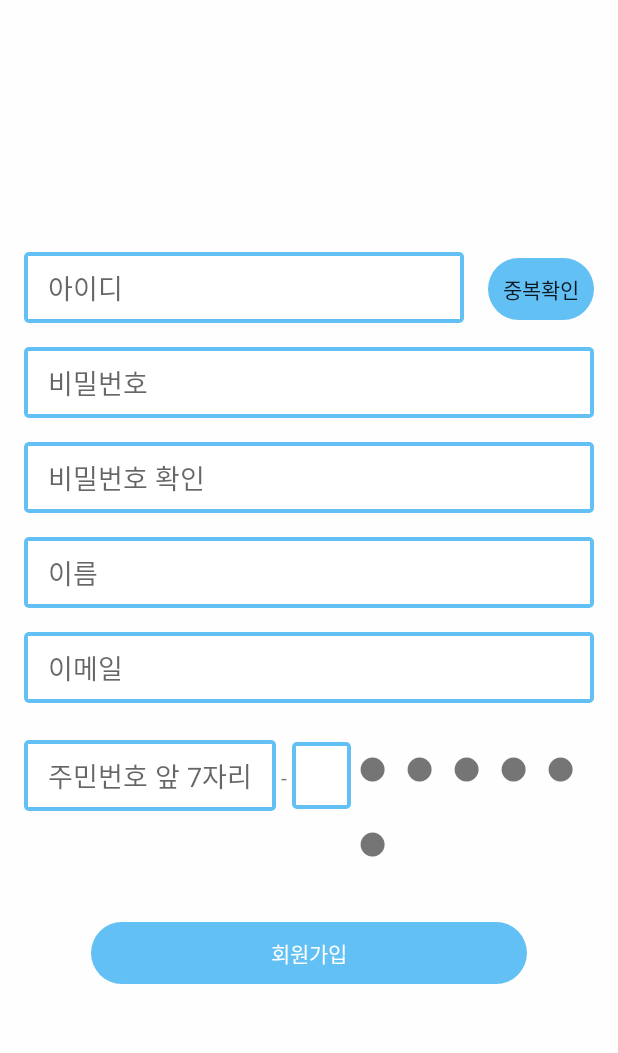
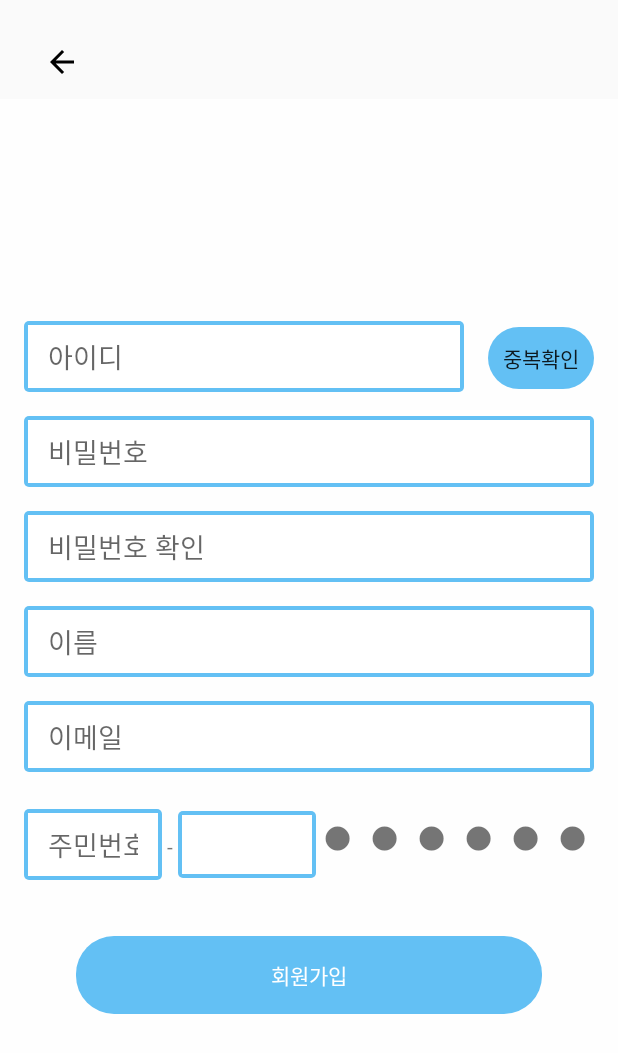
Before and after one commit to wnsdn00/DodamDodam, an Android app: the RegisterActivity screen opened directly, with no data from a screen before it, on a phone screen of 412 x 824 dp. Shown: the top 1053 px of the screen. Run offline under Robolectric (Android 15) with nearby library versions, the phone set to English and light mode, and no system bars.

Commit message:
commit add message

```diff
--- a/app/build.gradle.kts
+++ b/app/build.gradle.kts
@@ -21,7 +21,7 @@ android {
         enable = true
     }
 
-    buildFeatures{
+    buildFeatures {
         dataBinding = true
     }
 
@@ -62,6 +62,8 @@ dependencies {
     implementation(libs.androidx.activity)
     implementation(libs.androidx.constraintlayout)
     implementation (libs.circleimageview)
+    implementation(libs.firebase.auth.ktx)
+    implementation(libs.firebase.database.ktx)
     testImplementation(libs.junit)
     androidTestImplementation(libs.androidx.junit)
     androidTestImplementation(libs.androidx.espresso.core)
--- a/app/src/main/java/com/explorit/dodamdodam/RegisterActivity.kt
+++ b/app/src/main/java/com/explorit/dodamdodam/RegisterActivity.kt
@@ -1,11 +1,21 @@
 package com.explorit.dodamdodam
 
+import android.os.Bundle
+import android.view.View
+import android.widget.ImageButton
 import androidx.appcompat.app.AppCompatActivity
-import android.os.Bundle
+
 
 class RegisterActivity : AppCompatActivity() {
+
     override fun onCreate(savedInstanceState: Bundle?) {
         super.onCreate(savedInstanceState)
         setContentView(R.layout.activity_register)
+
+        val backButton = findViewById<ImageButton>(R.id.back)
+        backButton.setOnClickListener{
+
+            finish()
+        }
     }
 }
--- a/app/src/main/res/layout/activity_register.xml
+++ b/app/src/main/res/layout/activity_register.xml
@@ -4,32 +4,39 @@
     xmlns:tools="http://schemas.android.com/tools"
     android:layout_width="match_parent"
     android:layout_height="match_parent"
-    tools:context=".LoginActivity">
+    tools:context=".RegisterActivity">
 
+    <ImageButton
+        android:id="@+id/back"
+        android:layout_width="50dp"
+        android:layout_height="50dp"
+        android:layout_margin="16dp"
+        android:background="@android:color/transparent"
+        android:contentDescription="@string/back_button"
+        app:srcCompat="@drawable/ic_back"
+        app:layout_constraintTop_toTopOf="parent"
+        app:layout_constraintStart_toStartOf="parent" />
 
     <LinearLayout
         android:layout_width="match_parent"
-        android:layout_height="match_parent"
+        android:layout_height="0dp"
+        android:layout_marginTop="0dp"
         android:background="#FEFEFE"
         android:gravity="center"
         android:paddingRight="16dp"
         android:paddingLeft="16dp"
         android:orientation="vertical"
-        tools:context=".LoginActivity"
-        tools:layout_editor_absoluteX="16dp"
-        tools:layout_editor_absoluteY="45dp">
+        app:layout_constraintTop_toBottomOf="@id/back"
+        app:layout_constraintBottom_toBottomOf="parent">
 
         <LinearLayout
             android:layout_width="match_parent"
             android:layout_height="wrap_content"
-            android:background="#FEFEFE"
-            android:orientation="horizontal"
-            tools:layout_editor_absoluteX="16dp"
-            tools:layout_editor_absoluteY="45dp">
+            android:background="#FEFEFE">
 
             <EditText
                 android:id="@+id/registerId"
-                android:layout_width="match_parent"
+                android:layout_width="0dp"
                 android:layout_height="wrap_content"
                 android:layout_weight="7"
                 android:layout_marginBottom="16dp"
@@ -41,7 +48,6 @@
                 android:paddingTop="10dp"
                 android:paddingBottom="10dp" />
 
-
             <Button
                 android:id="@+id/buttonCheck"
                 android:layout_width="wrap_content"
@@ -52,15 +58,12 @@
                 android:minHeight="0dp"
                 android:padding="10dp"
                 android:text="중복확인" />
-
-
         </LinearLayout>
 
         <EditText
             android:id="@+id/registerPw"
             android:layout_width="match_parent"
             android:layout_height="wrap_content"
-
             android:layout_marginBottom="16dp"
             android:background="@drawable/login_border"
             android:hint="비밀번호"
@@ -88,7 +91,7 @@
             android:layout_marginBottom="16dp"
             android:background="@drawable/login_border"
             android:hint="이름"
-            android:inputType="textPassword"
+            android:inputType="text"
             android:paddingLeft="16dp"
             android:paddingTop="10dp"
             android:paddingBottom="10dp" />
@@ -100,7 +103,7 @@
             android:layout_marginBottom="16dp"
             android:background="@drawable/login_border"
             android:hint="이메일"
-            android:inputType="textPassword"
+            android:inputType="textEmailAddress"
             android:paddingLeft="16dp"
             android:paddingTop="10dp"
             android:paddingBottom="10dp" />
@@ -109,18 +112,17 @@
             android:layout_width="match_parent"
             android:layout_height="wrap_content"
             android:background="#FEFEFE"
-            android:orientation="horizontal"
-            tools:layout_editor_absoluteX="16dp"
-            tools:layout_editor_absoluteY="45dp">
+            android:orientation="horizontal">
 
             <EditText
                 android:id="@+id/registerBirth"
-                android:layout_width="wrap_content"
+                android:layout_width="0dp"
                 android:layout_height="wrap_content"
+                android:layout_weight="1"
                 android:layout_marginBottom="16dp"
                 android:background="@drawable/login_border"
                 android:hint="주민번호 앞 7자리"
-                android:inputType="textPassword"
+                android:inputType="number"
                 android:paddingLeft="16dp"
                 android:paddingTop="10dp"
                 android:paddingRight="16dp"
@@ -135,15 +137,17 @@
 
             <EditText
                 android:id="@+id/registerSex"
-                android:layout_width="wrap_content"
+                android:layout_width="0dp"
                 android:layout_height="wrap_content"
+                android:layout_weight="1"
                 android:layout_marginBottom="16dp"
                 android:background="@drawable/login_border"
                 android:hint="     "
-                android:inputType="textPassword"
+                android:inputType="text"
                 android:paddingLeft="16dp"
                 android:paddingTop="10dp"
                 android:paddingBottom="10dp" />
+
             <TextView
                 android:layout_width="wrap_content"
                 android:layout_height="wrap_content"
@@ -162,16 +166,13 @@
             android:backgroundTint="#63C0F4"
             android:minWidth="0dp"
             android:minHeight="0dp"
-            android:paddingLeft="120dp"
-            android:paddingRight="120dp"
-            android:paddingTop="10dp"
-            android:paddingBottom="10dp"
+            android:paddingLeft="130dp"
+            android:paddingRight="130dp"
+            android:paddingTop="15dp"
+            android:paddingBottom="15dp"
             android:text="회원가입"
-            android:textColor="@color/white"/>
-
-
+            android:textColor="@android:color/white"/>
 
     </LinearLayout>
 
-
 </androidx.constraintlayout.widget.ConstraintLayout>
--- a/app/src/main/res/layout/fragment_diary.xml
+++ b/app/src/main/res/layout/fragment_diary.xml
@@ -46,6 +46,7 @@
             app:srcCompat="@drawable/gallery" />
 
     </LinearLayout>
+
 
     <LinearLayout
         android:id="@+id/linearLayoutCenter"
--- a/app/src/main/res/values/strings.xml
+++ b/app/src/main/res/values/strings.xml
@@ -3,4 +3,5 @@
     <!-- TODO: Remove or change this placeholder text -->
     <string name="hello_blank_fragment">Hello blank fragment</string>
     <!-- TODO: Remove or change this placeholder text -->
+    <string name="back_button">Back</string>
 </resources>
--- a/gradle/libs.versions.toml
+++ b/gradle/libs.versions.toml
@@ -10,6 +10,8 @@ material = "1.12.0"
 activity = "1.9.0"
 constraintlayout = "2.1.4"
 circleimageview = "3.1.0"
+firebaseAuthKtx = "23.0.0"
+firebaseDatabaseKtx = "21.0.0"
 
 [libraries]
 androidx-core-ktx = { group = "androidx.core", name = "core-ktx", version.ref = "coreKtx" }
@@ -21,6 +23,8 @@ material = { group = "com.google.android.material", name = "material", version.r
 androidx-activity = { group = "androidx.activity", name = "activity", version.ref = "activity" }
 androidx-constraintlayout = { group = "androidx.constraintlayout", name = "constraintlayout", version.ref = "constraintlayout" }
 circleimageview = { group = "de.hdodenhof", name = "circleimageview", version.ref = "circleimageview" }
+firebase-auth-ktx = { group = "com.google.firebase", name = "firebase-auth-ktx", version.ref = "firebaseAuthKtx" }
+firebase-database-ktx = { group = "com.google.firebase", name = "firebase-database-ktx", version.ref = "firebaseDatabaseKtx" }
 
 [plugins]
 android-application = { id = "com.android.application", version.ref = "agp" }
```
Also changed, not shown: app/src/main/java/com/explorit/dodamdodam/LoginActivity.kt (+38 -5 lines), app/src/main/res/layout/activity_login.xml (+6 -5 lines).
